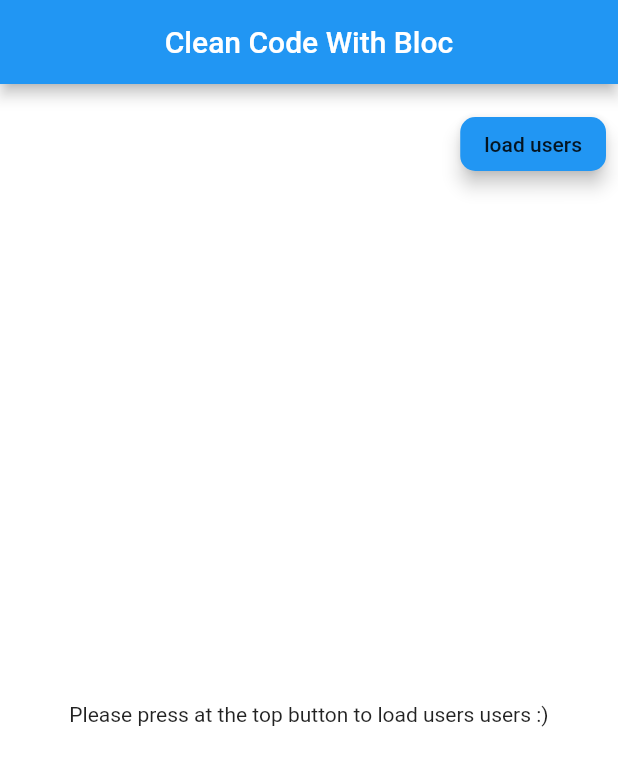
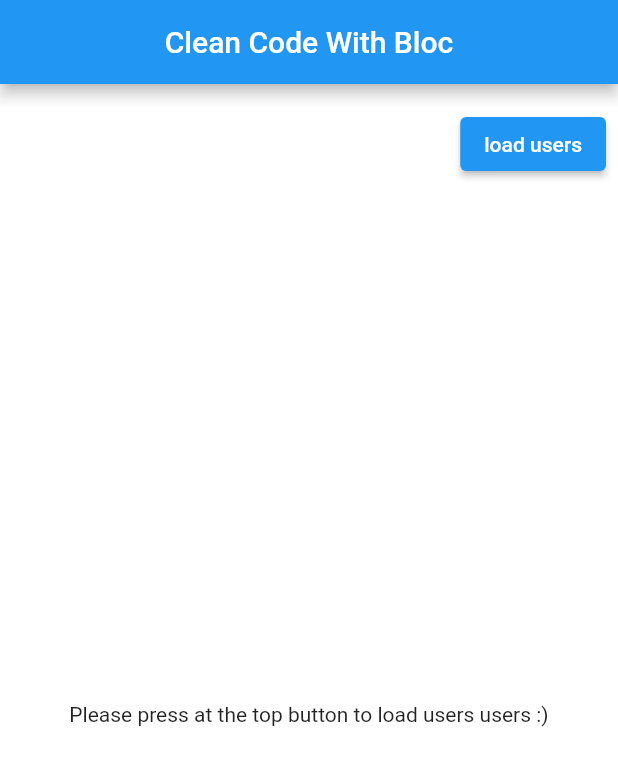
Before and after one commit to saharvx9/flutter_clean_code_architecture, a Flutter app: the screen it shows after launch, on a phone screen of 412 x 824 dp. Shown: the top 766 px of the screen. Run offline on Flutter 3.47's test engine with Material 2 defaults, Android fonts, the phone set to English and light mode, and no system bars; our stand-ins replace dio, floor, flutter_bloc, get_it, pretty_dio_logger, retrofit and 1 more; accounts and stored records are empty; generated files the repository leaves out were written again.

```diff
--- a/lib/application/getitmodules/bloc_binding_module.dart
+++ b/lib/application/getitmodules/bloc_binding_module.dart
@@ -1,9 +1,12 @@
 import 'package:flutter_lecture_clean_code/main.dart';
 import 'package:flutter_lecture_clean_code/pages/home/home_bloc.dart';
+
+import '../../pages/home/home_bloc.dart';
 
 class BlocBindingModule {
 
   static provideModules() {
     getIt.registerFactory(() => HomeBloc(getIt.get()));
+    getIt.registerFactory(() => HomeCubit(getIt.get()));
   }
 }
--- a/lib/data/model/user/user.dart
+++ b/lib/data/model/user/user.dart
@@ -4,18 +4,20 @@ import 'package:floor/floor.dart';
 part 'user.g.dart';
 
 @JsonSerializable()
-@Entity(tableName: 'User')
+@Entity(tableName: User.USER_TABLE)
 class User {
+
+  static const USER_TABLE = "user";
 
   @primaryKey
   @JsonKey(name: 'id')
   final int id;
   @JsonKey(name: 'name')
-  final String name;
+  final String? name;
   @JsonKey(name: 'age')
-  final int age;
+  final int? age;
   @JsonKey(name: 'subject')
-  final String subject;
+  final String? subject;
 
   User(this.id,this.name, this.age, this.subject,);
 
@@ -27,6 +29,3 @@ class User {
 // flutter pub run build_runner build
 // flutter pub run build_runner watch
 //flutter pub run build_runner build --delete-conflicting-outputs
-//db:
-//flutter packages pub run build_runner build
-//flutter packages pub run build_runner watch
--- a/lib/pages/home/home_page.dart
+++ b/lib/pages/home/home_page.dart
@@ -5,6 +5,7 @@ import 'package:flutter_lecture_clean_code/main.dart';
 import 'package:flutter_lecture_clean_code/pages/home/widgets/users_list_view.dart';
 import 'package:flutter_lecture_clean_code/utils/size_config.dart';
 import 'package:flutter_lecture_clean_code/widgets/custom_button.dart';
+
 import 'home_bloc.dart';
 import 'home_states_events.dart';
 
@@ -14,6 +15,7 @@ class HomePage extends StatefulWidget {
 }
 
 class _HomePageState extends State<HomePage> {
+
   @override
   Widget build(BuildContext context) {
     SizeConfig().init(context);
@@ -28,8 +30,8 @@ class _HomePageState extends State<HomePage> {
         padding: EdgeInsets.symmetric(
             horizontal: SizeConfig.spacing_small_horizontal,
             vertical: SizeConfig.spacing_small_vertical),
-        child: BlocProvider<HomeBloc>(
-          create: (context) => getIt.get<HomeBloc>(),
+        child: BlocProvider<HomeCubit>(
+          create: (context) => getIt.get<HomeCubit>(),
           child: Column(
             children: [
               Row(
@@ -49,31 +51,24 @@ class _HomePageState extends State<HomePage> {
   }
 
   Widget _button(){
-    return BlocBuilder<HomeBloc, BaseHomeState>(
+    return BlocBuilder<HomeCubit, BaseHomeState>(
       builder: (context, state) {
         final enable = state is! LoadingState;
         return CustomButton(
           enable: enable,
           text: "load users",
           color: enable ? Colors.blue :Colors.grey.withOpacity(0.5),
-          onClick: ()=> context.read<HomeBloc>().add(GetUsersListEvent()),
+          /// Old way Bloc
+          // onClick: ()=> context.read<HomeBloc>().add(GetUsersListEvent()),
+          /// New way Cubit
+          onClick: ()=> context.read<HomeCubit>().getUsers(),
         );
-        return RaisedButton(
-            elevation: enable ? 5 : 0,
-            shape: RoundedRectangleBorder(
-              borderRadius: BorderRadius.circular(10)
-            ),
-            child: Text("load users"),
-            color: enable ? Colors.blue :Colors.grey.withOpacity(0.5),
-            onPressed: enable
-                ? ()=> context.read<HomeBloc>().add(GetUsersListEvent())
-                :null);
       }
     );
   }
 
   Widget _clearButton(){
-    return BlocBuilder<HomeBloc, BaseHomeState>(
+    return BlocBuilder<HomeCubit, BaseHomeState>(
       builder: (context,state){
           final opacity = state is UsersListResult && (state).users.isNotEmpty ? 1.0 : 0.0 ;
           return AnimatedOpacity(
@@ -82,14 +77,17 @@ class _HomePageState extends State<HomePage> {
           child: CustomButton(
             enable: opacity == 1,
             text: "clear",
-            onClick:()=> context.read<HomeBloc>().add(ClearListEvent()),
+            /// Old way Bloc
+            // onClick:()=> context.read<HomeCubit>().add(ClearListEvent()),
+            /// New way Cubit
+            onClick:()=> context.read<HomeCubit>().clearList(),
           ),);
       },
     );
   }
 
   Widget _usersBlocHandler() {
-    return BlocBuilder<HomeBloc, BaseHomeState>(
+    return BlocBuilder<HomeCubit, BaseHomeState>(
         builder: (context, state) => UsersListView(state: state));
   }
 
--- a/lib/pages/home/home_states_events.dart
+++ b/lib/pages/home/home_states_events.dart
@@ -1,17 +1,4 @@
 import 'package:flutter_lecture_clean_code/data/model/user/user.dart';
-
-///
-/// HOME EVENTS
-///
-/// which event we will send to bloc
-///
-abstract class BaseHomeEvent {}
-
-class GetUsersListEvent extends BaseHomeEvent {}
-
-class ClearListEvent extends BaseHomeEvent {}
-
-class ErrorEvent extends BaseHomeEvent {}
 
 ///
 /// HOME STATES
@@ -30,4 +17,24 @@ class UsersListResult extends BaseHomeState {
   UsersListResult(this.users);
 }
 
-class ErrorState extends BaseHomeState {}
+class ErrorState extends BaseHomeState {
+  final String? message;
+  final StackTrace? stackTrace;
+
+  ErrorState(this.message, this.stackTrace);
+}
+
+/// ~~~~~~~~~ FOR REGULAR BLOC ONLY!! ~~~~~~~~~
+/// if you are using cubit, we need only states
+///
+/// HOME EVENTS
+///
+/// which event we will send to bloc
+///
+abstract class BaseHomeEvent {}
+
+class GetUsersListEvent extends BaseHomeEvent {}
+
+class ClearListEvent extends BaseHomeEvent {}
+
+class ErrorEvent extends BaseHomeEvent {}
--- a/lib/pages/home/widgets/users_list_view.dart
+++ b/lib/pages/home/widgets/users_list_view.dart
@@ -4,12 +4,13 @@ import 'package:flutter_lecture_clean_code/data/model/user/user.dart';
 import 'package:flutter_lecture_clean_code/utils/size_config.dart';
 
 import '../home_states_events.dart';
+import '../home_states_events.dart';
 
 class UsersListView extends StatelessWidget {
 
   final BaseHomeState state;
 
-  const UsersListView({Key key, this.state}) : super(key: key);
+  const UsersListView({Key? key,required this.state}) : super(key: key);
 
   @override
   Widget build(BuildContext context) {
@@ -20,7 +21,8 @@ class UsersListView extends StatelessWidget {
         final users = (state as UsersListResult).users;
         return _usersListView(users);
       case ErrorState:
-        return _errorState();
+        final message = (state as ErrorState).message;
+        return _errorState(message);
       default: //will be InitialState
         return _firstTime();
     }
@@ -32,8 +34,8 @@ class UsersListView extends StatelessWidget {
     );
   }
 
-  Widget _errorState(){
-    return Text("Failed load users",style: TextStyle(color: Colors.red),);
+  Widget _errorState(String? message){
+    return Text(message??"Failed load users",style: TextStyle(color: Colors.red),);
   }
 
   Widget _circularProgress() {
@@ -58,9 +60,9 @@ class UsersListView extends StatelessWidget {
       title: Column(
         crossAxisAlignment: CrossAxisAlignment.start,
         children: [
-          Text(user.name),
+          Text("${user.name}"),
           Text(user.age.toString()),
-          Text(user.subject),
+          Text("${user.subject}"),
         ],
       ),
     );
--- a/lib/utils/size_config.dart
+++ b/lib/utils/size_config.dart
@@ -2,20 +2,18 @@ import 'package:flutter/foundation.dart';
 import 'package:flutter/widgets.dart';
 
 class SizeConfig {
-  static MediaQueryData _mediaQueryData;
-  static double screenWidth;
-  static double screenHeight;
-  static double blockSizeHorizontal;
-  static double blockSizeVertical;
-
-  static double _safeAreaHorizontal;
-  static double _safeAreaVertical;
-  static double safeBlockHorizontal;
-  static double safeBlockVertical;
-  static double safeIsMobile = 1.0;
-
-  static double fullScreenWidth;
-  static double fullScreenHeight;
+  static late MediaQueryData _mediaQueryData;
+  static late double screenWidth;
+  static late double screenHeight;
+  static late double blockSizeHorizontal;
+  static late double blockSizeVertical;
+  static late double _safeAreaHorizontal;
+  static late double _safeAreaVertical;
+  static late double safeBlockHorizontal;
+  static late double safeBlockVertical;
+  static late double safeIsMobile = 1.0;
+  static late double fullScreenWidth;
+  static late double fullScreenHeight;
 
   static final SizeConfig _instance = SizeConfig._internal();
 
--- a/lib/widgets/custom_button.dart
+++ b/lib/widgets/custom_button.dart
@@ -6,24 +6,22 @@ class CustomButton extends StatelessWidget {
   final bool enable;
   final String text;
   final Function onClick;
-  final Color color;
+  final Color? color;
 
-  const CustomButton({Key key,
-    @required this.enable,
-    @required this.text,
-    @required this.onClick,
+  const CustomButton({Key? key,
+    required this.enable,
+    required this.text,
+    required this.onClick,
     this.color})
       : super(key: key);
 
   @override
   Widget build(BuildContext context) {
-    return RaisedButton(
-        elevation: enable ? 5 : 0,
-        shape: RoundedRectangleBorder(
-            borderRadius: BorderRadius.circular(10)
+    return ElevatedButton(
+        style: ElevatedButton.styleFrom(
+          primary: color??Colors.black,
         ),
-        color: color??Colors.grey[300],
-        child: Text(text),
-        onPressed: enable ? () => onClick() : null);
+        onPressed: enable ? () => onClick() : null,
+        child: Text(text));
   }
 }
```
Also changed, not shown: lib/application/api_configuration.dart (+5 -2 lines), lib/application/getitmodules/net_binding_module.dart (+10 -0 lines), lib/data/source/users/local/db/user_dao.dart (+8 -6 lines), lib/data/source/users/local/users_local_repository.dart (+4 -6 lines), lib/data/source/users/users_data_source.dart (+7 -7 lines), lib/data/source/users/users_repository.dart (+25 -22 lines), lib/pages/home/home_bloc.dart (+82 -2 lines), pubspec.yaml (+10 -10 lines), lib/application/db/app_data_base.g.dart, lib/data/model/user/user.g.dart, lib/data/source/users/api/users_api.g.dart, lib/data/source/users/remote/response/get_users_json_response.g.dart, 4 other files.
